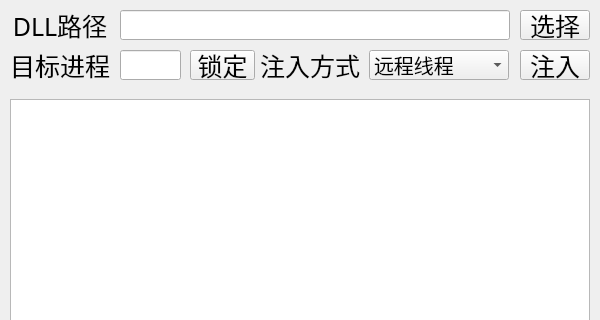
Above: src/DllInject/injectui.ui from RemoteJoker/windows-dll-injector before the change; both pictures show x 0 to 600 and y 0 to 320 of the 600 by 500 pixel window. Below: the same form after it.
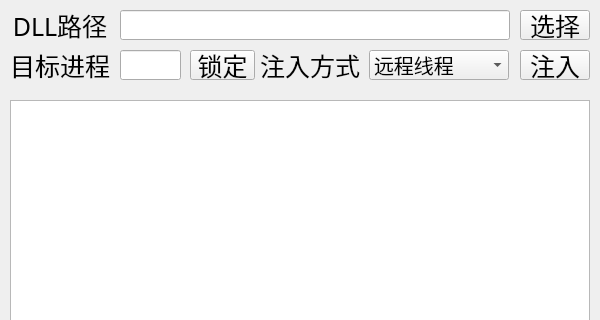
That is the form after the change.

```diff
--- a/src/DllInject/injectui.ui
+++ b/src/DllInject/injectui.ui
@@ -66,9 +66,9 @@
    <property name="geometry">
     <rect>
      <x>10</x>
-     <y>99</y>
+     <y>100</y>
      <width>580</width>
-     <height>391</height>
+     <height>390</height>
     </rect>
    </property>
   </widget>
```
